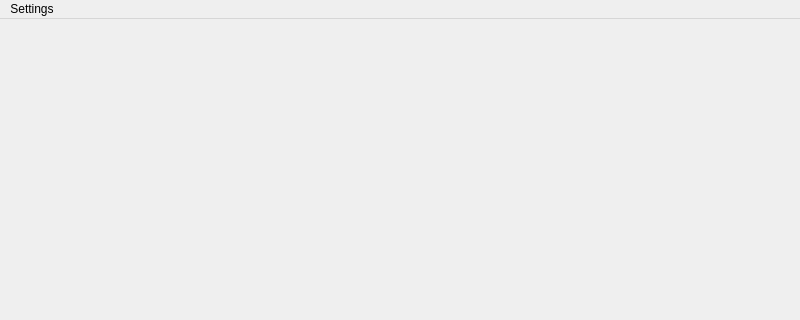
Before: the Qt Designer form src/cypress_main_window.ui in CLSA/cypress, drawn with Qt 5; both pictures show x 0 to 800 and y 0 to 320 of the 800 by 600 pixel window.
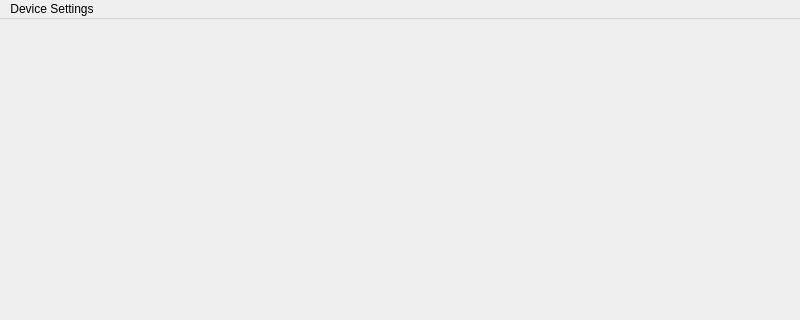
After: the same form once the commit is applied.

Commit message: settings widgets for main window

```diff
--- a/src/cypress_main_window.ui
+++ b/src/cypress_main_window.ui
@@ -23,9 +23,9 @@
      <height>21</height>
     </rect>
    </property>
-   <widget class="QMenu" name="menuCLSA">
+   <widget class="QMenu" name="menuDevice_Settings">
     <property name="title">
-     <string>Settings</string>
+     <string>Device Settings</string>
     </property>
     <addaction name="actionCIMT"/>
     <addaction name="actionECG"/>
@@ -33,7 +33,7 @@
     <addaction name="actionAudiometer"/>
     <addaction name="actionCDTT"/>
    </widget>
-   <addaction name="menuCLSA"/>
+   <addaction name="menuDevice_Settings"/>
   </widget>
   <widget class="QStatusBar" name="statusbar"/>
   <action name="actionCIMT">
```
Left out of the diff: 97 changed lines with no effect on the pictures. The commit also changes 61 other files.
